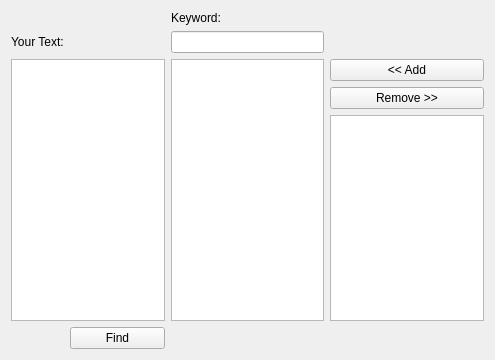
Above: mainwindow.ui from IdeasStorm/Automata-Project before the change. Below: the same form after it.
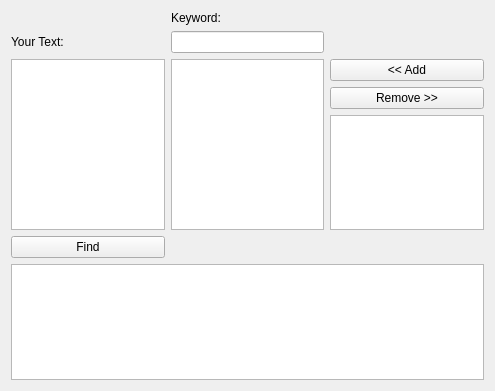
That is the form after the change. Custom widgets are drawn as their Qt base class.

Patch:
```diff
--- a/mainwindow.ui
+++ b/mainwindow.ui
@@ -7,7 +7,7 @@
     <x>0</x>
     <y>0</y>
     <width>495</width>
-    <height>360</height>
+    <height>391</height>
    </rect>
   </property>
   <property name="windowTitle">
@@ -34,7 +34,7 @@
     <item row="2" column="2" rowspan="3">
      <widget class="QListWidget" name="listWidget"/>
     </item>
-    <item row="5" column="1">
+    <item row="5" column="0" colspan="2">
      <widget class="QPushButton" name="pushButton_3">
       <property name="text">
        <string>Find</string>
@@ -74,10 +74,20 @@
     <item row="4" column="3">
      <widget class="QListWidget" name="OutPut"/>
     </item>
+    <item row="6" column="0" colspan="4">
+     <widget class="GraphWidget" name="graphicsView"/>
+    </item>
    </layout>
   </widget>
  </widget>
  <layoutdefault spacing="6" margin="11"/>
+ <customwidgets>
+  <customwidget>
+   <class>GraphWidget</class>
+   <extends>QGraphicsView</extends>
+   <header>graphwidget.h</header>
+  </customwidget>
+ </customwidgets>
  <resources/>
  <connections>
   <connection>
```
